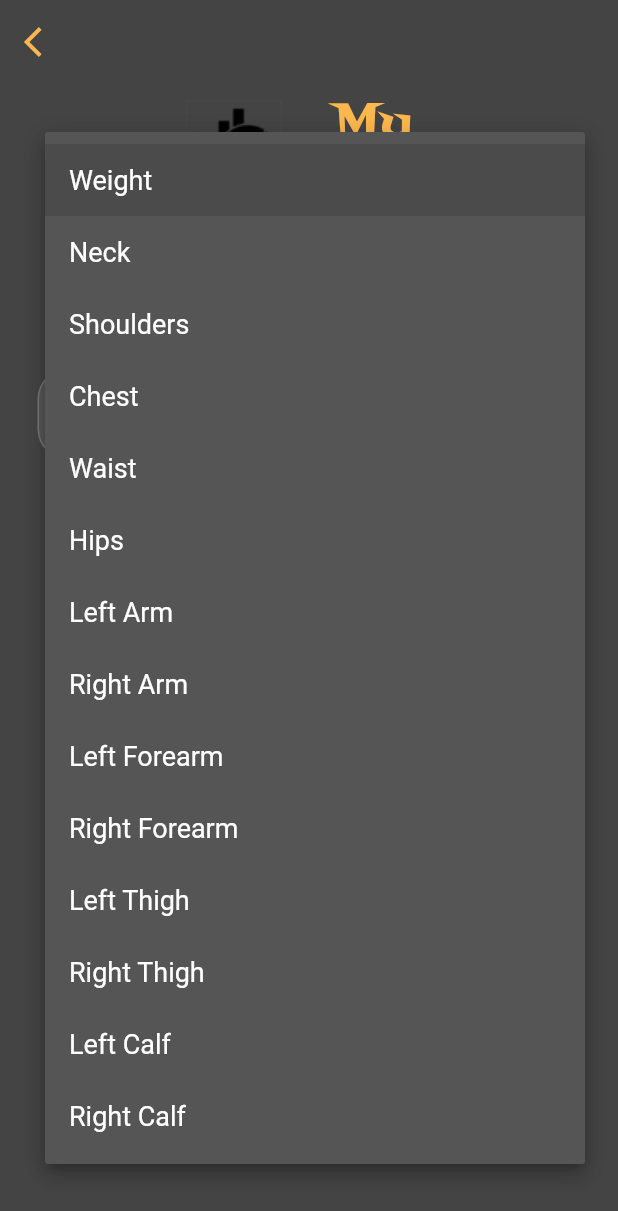
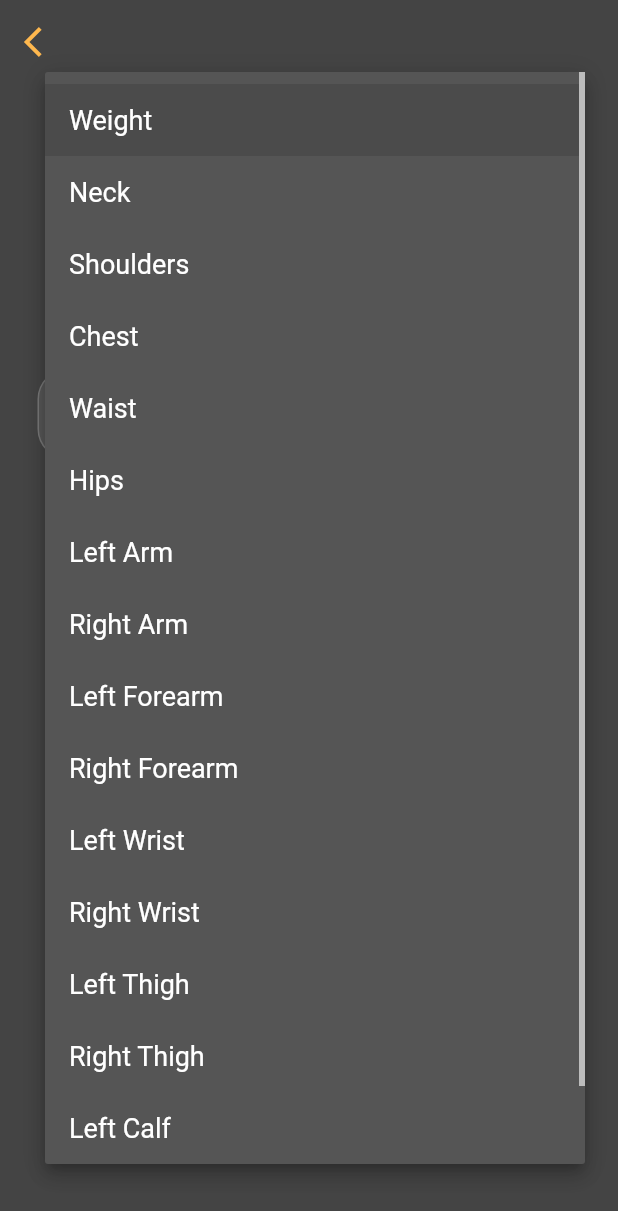
Before and after one commit to LuisDawa/chimpa-training-tracker, a Flutter app: the MyStatsScreen screen opened by its route, after a tap on "Evolution", after a tap on "Weight", on a phone screen of 412 x 824 dp. Shown: the top 1211 px of the screen. Run offline on Flutter 3.47's test engine with Material 3 defaults, Android fonts, the phone set to English and light mode, and no system bars; our stand-ins replace fl_chart, isar; accounts and stored records are empty; generated files the repository leaves out were written again.

Commit message:
fix: wrists options not showing in stats screen

```diff
--- a/lib/screens/my_stats_screen.dart
+++ b/lib/screens/my_stats_screen.dart
@@ -24,6 +24,7 @@ class _MyStatsScreenState extends State<MyStatsScreen> {
   final List<String> _graphableParts = [
     'Weight', 'Neck', 'Shoulders', 'Chest', 'Waist', 'Hips',
     'Left Arm', 'Right Arm', 'Left Forearm', 'Right Forearm',
+    'Left Wrist', 'Right Wrist',
     'Left Thigh', 'Right Thigh', 'Left Calf', 'Right Calf'
   ];
 
@@ -98,6 +99,8 @@ class _MyStatsScreenState extends State<MyStatsScreen> {
         case 'Right Arm': value = m.rightArm; break;
         case 'Left Forearm': value = m.leftForearm; break;
         case 'Right Forearm': value = m.rightForearm; break;
+        case 'Left Wrist': value = m.leftWrist; break;
+        case 'Right Wrist': value = m.rightWrist; break;
         case 'Left Thigh': value = m.leftThigh; break;
         case 'Right Thigh': value = m.rightThigh; break;
         case 'Left Calf': value = m.leftCalf; break;
```
